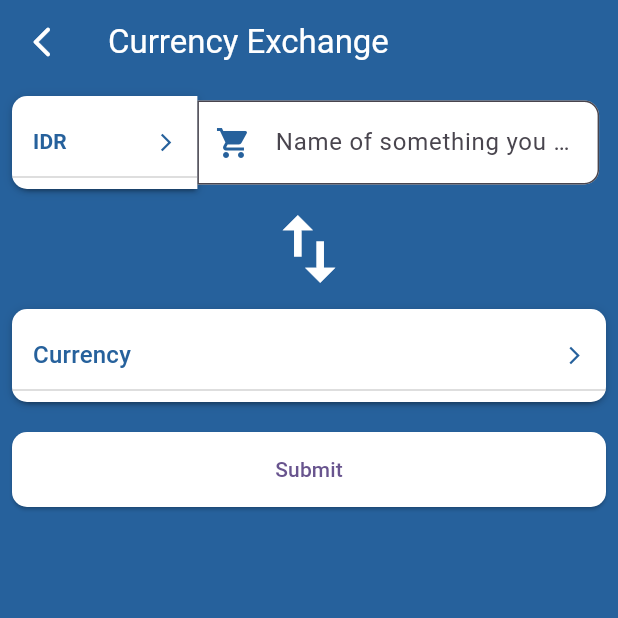
After one commit to michaelis2101/miniproject-Alterra, a Flutter app: the Converter screen opened directly, on a phone screen of 412 x 824 dp, the top half of it. The commit adds this screen. Run offline on Flutter 3.47's test engine with Material 2 defaults, Android fonts, the phone set to English and light mode, and no system bars; drawn by our look-alikes of dropdown_button2; our stand-ins replace cloud_firestore, curved_navigation_bar, dio, firebase_auth, firebase_core, get and 1 more; accounts and stored records are empty.

Commit message:
add: currency converter feature

```diff
--- /dev/null
+++ b/lib/classes/complete_cur.dart
@@ -0,0 +1,165 @@
+class CompleteCurrencies {
+  List<String> currencyStrings = [
+    'AED-UAE Dirham',
+    'AFN-Afghan Afghani',
+    'ALL-Albanian Lek',
+    'AMD-Armenian Dram',
+    'ANG-Netherlands Antillian Guilder',
+    'AOA-Angolan Kwanza',
+    'ARS-Argentine Peso',
+    'AUD-Australian Dollar',
+    'AWG-Aruban Florin',
+    'AZN-Azerbaijani Manat',
+    'BAM-Bosnia and Herzegovina Mark',
+    'BBD-Barbados Dollar',
+    'BDT-Bangladeshi Taka',
+    'BGN-Bulgarian Lev',
+    'BHD-Bahraini Dinar',
+    'BIF-Burundian Franc',
+    'BMD-Bermudian Dollar',
+    'BND-Brunei Dollar',
+    'BOB-Bolivian Boliviano',
+    'BRL-Brazilian Real',
+    'BSD-Bahamian Dollar',
+    'BTN-Bhutanese Ngultrum',
+    'BWP-Botswana Pula',
+    'BYN-Belarusian Ruble',
+    'BZD-Belize Dollar',
+    'CAD-Canadian Dollar',
+    'CDF-Congolese Franc',
+    'CHF-Swiss Franc',
+    'CLP-Chilean Peso',
+    'CNY-Chinese Renminbi',
+    'COP-Colombian Peso',
+    'CRC-Costa Rican Colon',
+    'CUP-Cuban Peso',
+    'CVE-Cape Verdean Escudo',
+    'CZK-Czech Koruna',
+    'DJF-Djiboutian Franc',
+    'DKK-Danish Krone',
+    'DOP-Dominican Peso',
+    'DZD-Algerian Dinar',
+    'EGP-Egyptian Pound',
+    'ERN-Eritrean Nakfa',
+    'ETB-Ethiopian Birr',
+    'EUR-Euro',
+    'FJD-Fiji Dollar',
+    'FKP-Falkland Islands Pound',
+    'FOK-Faroese Króna',
+    'GBP-Pound Sterling',
+    'GEL-Georgian Lari',
+    'GGP-Guernsey Pound',
+    'GHS-Ghanaian Cedi',
+    'GIP-Gibraltar Pound',
+    'GMD-Gambian Dalasi',
+    'GNF-Guinean Franc',
+    'GTQ-Guatemalan Quetzal',
+    'GYD-Guyanese Dollar',
+    'HKD-Hong Kong Dollar',
+    'HNL-Honduran Lempira',
+    'HRK-Croatian Kuna',
+    'HTG-Haitian Gourde',
+    'HUF-Hungarian Forint',
+    'IDR-Indonesian Rupiah',
+    'ILS-Israeli New Shekel',
+    'IMP-Manx Pound',
+    'INR-Indian Rupee',
+    'IQD-Iraqi Dinar',
+    'IRR-Iranian Rial',
+    'ISK-Icelandic Króna',
+    'JEP-Jersey Pound',
+    'JMD-Jamaican Dollar',
+    'JOD-Jordanian Dinar',
+    'JPY-Japanese Yen',
+    'KES-Kenyan Shilling',
+    'KGS-Kyrgyzstani Som',
+    'KHR-Cambodian Riel',
+    'KID-Kiribati Dollar',
+    'KMF-Comorian Franc',
+    'KRW-South Korean Won',
+    'KWD-Kuwaiti Dinar',
+    'KYD-Cayman Islands Dollar',
+    'KZT-Kazakhstani Tenge',
+    'LAK-Lao Kip',
+    'LBP-Lebanese Pound',
+    'LKR-Sri Lanka Rupee',
+    'LRD-Liberian Dollar',
+    'LSL-Lesotho Loti',
+    'LYD-Libyan Dinar',
+    'MAD-Moroccan Dirham',
+    'MDL-Moldovan Leu',
+    'MGA-Malagasy Ariary',
+    'MKD-Macedonian Denar',
+    'MMK-Burmese Kyat',
+    'MNT-Mongolian Tögrög',
+    'MOP-Macanese Pataca',
+    'MRU-Mauritanian Ouguiya',
+    'MUR-Mauritian Rupee',
+    'MVR-Maldivian Rufiyaa',
+    'MWK-Malawian Kwacha',
+    'MXN-Mexican Peso',
+    'MYR-Malaysian Ringgit',
+    'MZN-Mozambican Metical',
+    'NAD-Namibian Dollar',
+    'NGN-Nigerian Naira',
+    'NIO-Nicaraguan Córdoba',
+    'NOK-Norwegian Krone',
+    'NPR-Nepalese Rupee',
+    'NZD-New Zealand Dollar',
+    'OMR-Omani Rial',
+    'PAB-Panamanian Balboa',
+    'PEN-Peruvian Sol',
+    'PGK-Papua New Guinean Kina',
+    'PHP-Philippine Peso',
+    'PKR-Pakistani Rupee',
+    'PLN-Polish Złoty',
+    'PYG-Paraguayan Guaraní',
+    'QAR-Qatari Riyal',
+    'RON-Romanian Leu',
+    'RSD-Serbian Dinar',
+    'RUB-Russian Ruble',
+    'RWF-Rwandan Franc',
+    'SAR-Saudi Riyal',
+    'SBD-Solomon Islands Dollar',
+    'SCR-Seychellois Rupee',
+    'SDG-Sudanese Pound',
+    'SEK-Swedish Krona',
+    'SGD-Singapore Dollar',
+    'SHP-Saint Helena Pound',
+    'SLE-Sierra Leonean Leone',
+    'SOS-Somali Shilling',
+    'SRD-Surinamese Dollar',
+    'SSP-South Sudanese Pound',
+    'STN-São Tomé and Príncipe Dobra',
+    'SYP-Syrian Pound',
+    'SZL-Eswatini Lilangeni',
+    'THB-Thai Baht',
+    'TJS-Tajikistani Somoni',
+    'TMT-Turkmenistan Manat',
+    'TND-Tunisian Dinar',
+    'TOP-Tongan Paʻanga',
+    'TRY-Turkish Lira',
+    'TTD-Trinidad and Tobago Dollar',
+    'TVD-Tuvaluan Dollar',
+    'TWD-New Taiwan Dollar',
+    'TZS-Tanzanian Shilling',
+    'UAH-Ukrainian Hryvnia',
+    'UGX-Ugandan Shilling',
+    'USD-United States Dollar',
+    'UYU-Uruguayan Peso',
+    'UZS-Uzbekistani Som ',
+    'VES-Venezuelan Bolívar Soberano',
+    'VND-Vietnamese Đồng',
+    'VUV-Vanuatu Vatu',
+    'WST-Samoan Tālā',
+    'XAF-Central African CFA Franc',
+    'XCD-East Caribbean Dollar',
+    'XDR-Special Drawing Rights',
+    'XOF-West African CFA franc',
+    'XPF-CFP Franc',
+    'YER-Yemeni Rial',
+    'ZAR-South African Rand',
+    'ZMW-Zambian Kwacha',
+    'ZWL-Zimbabwean Dollar',
+  ];
+}
--- /dev/null
+++ b/lib/classes/list_currency.dart
@@ -0,0 +1,166 @@
+class ListCurrencyCode {
+  List<String> currencyCodes = [
+    "AED",
+    "AFN",
+    "ALL",
+    "AMD",
+    "ANG",
+    "AOA",
+    "ARS",
+    "AUD",
+    "AWG",
+    "AZN",
+    "BAM",
+    "BBD",
+    "BDT",
+    "BGN",
+    "BHD",
+    "BIF",
+    "BMD",
+    "BND",
+    "BOB",
+    "BRL",
+    "BSD",
+    "BTN",
+    "BWP",
+    "BYN",
+    "BZD",
+    "CAD",
+    "CDF",
+    "CHF",
+    "CLP",
+    "CNY",
+    "COP",
+    "CRC",
+    "CUP",
+    "CVE",
+    "CZK",
+    "DJF",
+    "DKK",
+    "DOP",
+    "DZD",
+    "EGP",
+    "ERN",
+    "ETB",
+    "EUR",
+    "FJD",
+    "FKP",
+    "FOK",
+    "GBP",
+    "GEL",
+    "GGP",
+    "GHS",
+    "GIP",
+    "GMD",
+    "GNF",
+    "GTQ",
+    "GYD",
+    "HKD",
+    "HNL",
+    "HRK",
+    "HTG",
+    "HUF",
+    "IDR",
+    "ILS",
+    "IMP",
+    "INR",
+    "IQD",
+    "IRR",
+    "ISK",
+    "JEP",
+    "JMD",
+    "JOD",
+    "JPY",
+    "KES",
+    "KGS",
+    "KHR",
+    "KID",
+    "KMF",
+    "KRW",
+    "KWD",
+    "KYD",
+    "KZT",
+    "LAK",
+    "LBP",
+    "LKR",
+    "LRD",
+    "LSL",
+    "LYD",
+    "MAD",
+    "MDL",
+    "MGA",
+    "MKD",
+    "MMK",
+    "MNT",
+    "MOP",
+    "MRU",
+    "MUR",
+    "MVR",
+    "MWK",
+    "MXN",
+    "MYR",
+    "MZN",
+    "NAD",
+    "NGN",
+    "NIO",
+    "NOK",
+    "NPR",
+    "NZD",
+    "OMR",
+    "PAB",
+    "PEN",
+    "PGK",
+    "PHP",
+    "PKR",
+    "PLN",
+    "PYG",
+    "QAR",
+    "RON",
+    "RSD",
+    "RUB",
+    "RWF",
+    "SAR",
+    "SBD",
+    "SCR",
+    "SDG",
+    "SEK",
+    "SGD",
+    "SHP",
+    "SLE",
+    "SOS",
+    "SRD",
+    "SSP",
+    "STN",
+    "SYP",
+    "SZL",
+    "THB",
+    "TJS",
+    "TMT",
+    "TND",
+    "TOP",
+    "TRY",
+    "TTD",
+    "TVD",
+    "TWD",
+    "TZS",
+    "UAH",
+    "UGX",
+    "USD",
+    "UYU",
+    "UZS",
+    "VES",
+    "VND",
+    "VUV",
+    "WST",
+    "XAF",
+    "XCD",
+    "XDR",
+    "XOF",
+    "XPF",
+    "YER",
+    "ZAR",
+    "ZMW",
+    "ZWL",
+  ];
+
+}
--- /dev/null
+++ b/lib/screens/converter_dart.dart
@@ -0,0 +1,362 @@
+import 'package:appk_flutter/classes/complete_cur.dart';
+import 'package:appk_flutter/classes/list_currency.dart';
+import 'package:dio/dio.dart';
+import 'package:dropdown_button2/dropdown_button2.dart';
+import 'package:flutter/material.dart';
+import 'package:get/get.dart';
+
+class Converter extends StatefulWidget {
+  const Converter({super.key});
+
+  @override
+  State<Converter> createState() => _ConverterState();
+}
+
+class _ConverterState extends State<Converter> {
+  TextEditingController inputCurCont = TextEditingController();
+
+  // final List<String> currencyCodes = ['IDR', 'USD'];
+  ListCurrencyCode listCurCode = ListCurrencyCode();
+  CompleteCurrencies currenciesStrings = CompleteCurrencies();
+  List<String> currencyCodes = [];
+  List<String> currenciesComp = [];
+  String result = '';
+
+  String? selectedCurrency = 'IDR';
+  String? toSelectedCurrency;
+
+  Future<void> fetchCurrency(String selectCur) async {
+    try {
+      final response = await Dio()
+          .get(
+              // "https://v6.exchangerate-api.com/v6/b6cb02bdd75844d509f88dac/pair/USD/IDR/20")
+              "https://v6.exchangerate-api.com/v6/b6cb02bdd75844d509f88dac/pair/${selectedCurrency.toString()}/$selectCur/${inputCurCont.text.toString()}")
+          .then((reposne) {
+        print(reposne.statusCode);
+        print(reposne.data);
+        print(reposne.statusMessage);
+
+        Map<String, dynamic> responseData = reposne.data;
+        if (responseData.containsKey('conversion_result') &&
+            responseData['conversion_result'] is double) {
+          double conversionResult = responseData['conversion_result'];
+          setState(() {
+            result = '$selectCur. ${conversionResult.toString()}';
+          });
+        } else {
+          setState(() {
+            result = 'Conversion rate not available';
+          });
+        }
+
+        print(result);
+      });
+    } catch (e) {
+      print(e);
+    }
+  }
+
+  @override
+  void initState() {
+    // TODO: implement initState
+    super.initState();
+    setState(() {
+      currencyCodes = listCurCode.currencyCodes;
+      currenciesComp = currenciesStrings.currencyStrings;
+    });
+  }
+
+  @override
+  void dispose() {
+    // TODO: implement dispose
+    super.dispose();
+    inputCurCont.dispose();
+  }
+
+  @override
+  Widget build(BuildContext context) {
+    return Scaffold(
+        backgroundColor: const Color(0xff26619C),
+        appBar: AppBar(
+            automaticallyImplyLeading: false,
+            // centerTitle: true,
+            backgroundColor: const Color(0xff26619C),
+            leading: IconButton(
+              onPressed: () {
+                Get.back();
+              },
+              icon: const Icon(
+                Icons.arrow_back_ios_new_rounded,
+                color: Colors.white,
+              ),
+            ),
+            title: const Text(
+              'Currency Exchange',
+              style: TextStyle(color: Colors.white),
+            )),
+        body: SingleChildScrollView(
+          child: Padding(
+            padding: const EdgeInsets.all(8.0),
+            child: Column(
+              children: [
+                Row(
+                  children: [
+                    DropdownButton2<String>(
+                      isExpanded: true,
+                      hint: const Text(
+                        'Currency',
+                        style: TextStyle(color: Color(0xff26619C)),
+                      ),
+                      items: currencyCodes
+                          .map((String item) => DropdownMenuItem<String>(
+                                value: item,
+                                child: Text(
+                                  item,
+                                  style: const TextStyle(
+                                    fontSize: 14,
+                                    fontWeight: FontWeight.bold,
+                                    color: Color(0xff26619C),
+                                  ),
+                                  overflow: TextOverflow.ellipsis,
+                                ),
+                              ))
+                          .toList(),
+                      value: selectedCurrency,
+                      onChanged: (value) {
+                        setState(() {
+                          // selectedDescription = null;
+                          selectedCurrency = value;
+                        });
+                        // print(selectedDescription);
+                      },
+                      buttonStyleData: ButtonStyleData(
+                        width: MediaQuery.of(context).size.width *
+                            0.3, //width items
+                        height: 62,
+                        padding: const EdgeInsets.only(left: 14, right: 14),
+                        decoration: const BoxDecoration(
+                          borderRadius: BorderRadius.only(
+                              topLeft: Radius.circular(10),
+                              bottomLeft: Radius.circular(10)),
+                          // border: Border.all(
+                          //   color: Colors.black26,
+                          // ),
+                          color: Colors.white,
+                        ),
+                        elevation: 2,
+                      ),
+                      iconStyleData: const IconStyleData(
+                        icon: Icon(
+                          Icons.arrow_forward_ios_outlined,
+                        ),
+                        iconSize: 14,
+                        iconEnabledColor: Color(0xff26619C),
+                        iconDisabledColor: Colors.grey,
+                      ),
+                      dropdownStyleData: DropdownStyleData(
+                        // padding: EdgeInsets.only(left: 8.0),
+                        width: MediaQuery.of(context).size.width *
+                            0.3, //width items
+                        decoration: BoxDecoration(
+                          borderRadius: BorderRadius.circular(10),
+                          color: Colors.white,
+                        ),
+                        offset: const Offset(-20, 0),
+                        scrollbarTheme: ScrollbarThemeData(
+                          radius: const Radius.circular(10),
+                          thickness: MaterialStateProperty.all(6),
+                          thumbVisibility: MaterialStateProperty.all(true),
+                        ),
+                      ),
+                      menuItemStyleData: const MenuItemStyleData(
+                        height: 40,
+                        padding: EdgeInsets.only(left: 14, right: 14),
+                      ),
+                    ),
+                    SizedBox(
+                      // width: 258,
+                      width: MediaQuery.of(context).size.width -
+                          MediaQuery.of(context).size.width * 0.35,
+                      child: TextField(
+                        controller: inputCurCont,
+                        decoration: const InputDecoration(
+                          filled: true,
+                          fillColor: Colors.white,
+                          prefixIconColor: Color(0xff26619C),
+                          labelStyle: TextStyle(color: Color(0xff26619C)),
+                          focusedBorder: OutlineInputBorder(
+                              borderSide: BorderSide(
+                                  width: 1.0, color: Color(0xff26619C)),
+                              borderRadius:
+                                  BorderRadius.all(Radius.circular(10))),
+                          focusColor: Color(0xff26619C),
+                          border: OutlineInputBorder(
+                              borderSide: BorderSide(width: 1.0),
+                              borderRadius: BorderRadius.only(
+                                  topRight: Radius.circular(10),
+                                  bottomRight: Radius.circular(10))),
+                          hintText: 'Name of something you buy',
+                          prefixIcon: Icon(Icons.local_grocery_store),
+                        ),
+                      ),
+                    )
+                  ],
+                ),
+                const SizedBox(
+                  height: 10,
+                ),
+                const Icon(
+                  Icons.swap_vert,
+                  color: Colors.white,
+                  size: 60,
+                ),
+                const SizedBox(
+                  height: 10,
+                ),
+                DropdownButton2<String>(
+                  isExpanded: true,
+                  hint: const Text(
+                    'Currency',
+                    style: TextStyle(color: Color(0xff26619C)),
+                  ),
+                  items: currenciesComp
+                      .map((String item) => DropdownMenuItem<String>(
+                            value: item,
+                            child: Text(
+                              item,
+                              style: const TextStyle(
+                                fontSize: 14,
+                                fontWeight: FontWeight.bold,
+                                color: Color(0xff26619C),
+                              ),
+                              overflow: TextOverflow.ellipsis,
+                            ),
+                          ))
+                      .toList(),
+                  value: toSelectedCurrency,
+                  onChanged: (value) {
+                    // List<String?> splitCur = value!.split('-');
+                    // print(splitCur);
+                    // String? codeCur = splitCur[0];
+                    // String? descCur = splitCur[1];
+
+                    setState(() {
+                      toSelectedCurrency = value;
+                    });
+
+                    print(toSelectedCurrency);
+
+                    // print(selectedDescription);
+                  },
+                  buttonStyleData: ButtonStyleData(
+                    width: MediaQuery.of(context).size.width, //width items
+                    height: 62,
+                    padding: const EdgeInsets.only(left: 14, right: 14),
+                    decoration: const BoxDecoration(
+                      borderRadius: BorderRadius.only(
+                          topLeft: Radius.circular(10),
+                          bottomLeft: Radius.circular(10),
+                          bottomRight: Radius.circular(10),
+                          topRight: Radius.circular(10)),
+                      // border: Border.all(
+                      //   color: Colors.black26,
+                      // ),
+                      color: Colors.white,
+                    ),
+                    elevation: 2,
+                  ),
+                  iconStyleData: const IconStyleData(
+                    icon: Icon(
+                      Icons.arrow_forward_ios_outlined,
+                    ),
+                    iconSize: 14,
+                    iconEnabledColor: Color(0xff26619C),
+                    iconDisabledColor: Colors.grey,
+                  ),
+                  dropdownStyleData: DropdownStyleData(
+                    // padding: EdgeInsets.only(left: 8.0),
+                    width: MediaQuery.of(context).size.width, //width items
+                    decoration: BoxDecoration(
+                      borderRadius: BorderRadius.circular(10),
+                      color: Colors.white,
+                    ),
+                    offset: const Offset(-20, 0),
+                    scrollbarTheme: ScrollbarThemeData(
+                      radius: const Radius.circular(10),
+                      thickness: MaterialStateProperty.all(6),
+                      thumbVisibility: MaterialStateProperty.all(true),
+                    ),
+                  ),
+                  menuItemStyleData: const MenuItemStyleData(
+                    height: 40,
+                    padding: EdgeInsets.only(left: 14, right: 14),
+                  ),
+                ),
+                const SizedBox(
+                  height: 10,
+                ),
+                if (result.isNotEmpty)
+                  ClipRRect(
+                    borderRadius: const BorderRadius.all(Radius.circular(10)),
+                    child: Container(
+                      width: MediaQuery.of(context).size.width,
+                      height: 50,
+                      decoration: const BoxDecoration(color: Colors.white),
+                      child: Text(
+                        result.toString(),
+                        style: const TextStyle(
+                            color: Color(0xff26619C), fontSize: 30),
+                        textAlign: TextAlign.center,
+                      ),
+                    ),
+                  ),
+                const SizedBox(
+                  height: 10,
+                ),
+                if (result.isEmpty)
+                  SizedBox(
+                    height: 50,
+                    width: MediaQuery.of(context).size.width,
+                    child: ElevatedButton(
+                        style: ElevatedButton.styleFrom(
+                            shape: const RoundedRectangleBorder(
+                                borderRadius:
+                                    BorderRadius.all(Radius.circular(10))),
+                            backgroundColor: Colors.white),
+                        onPressed: () {
+                          List<String> codeToSelectedCur =
+                              toSelectedCurrency!.split('-');
+
+                          String codeCur = codeToSelectedCur[0];
+                          String descCur = codeToSelectedCur[1];
+
+                          // print(codeCur);
+
+                          fetchCurrency(codeCur);
+                        },
+                        child: const Text('Submit')),
+                  ),
+                if (result.isNotEmpty)
+                  SizedBox(
+                    height: 50,
+                    width: MediaQuery.of(context).size.width,
+                    child: ElevatedButton(
+                        style: ElevatedButton.styleFrom(
+                            shape: const RoundedRectangleBorder(
+                                borderRadius:
+                                    BorderRadius.all(Radius.circular(10))),
+                            backgroundColor: Colors.white),
+                        onPressed: () {
+                          setState(() {
+                            result = '';
+                            inputCurCont.clear();
+                          });
+                        },
+                        child: const Text('Reset')),
+                  ),
+              ],
+            ),
+          ),
+        ));
+  }
+}
--- a/lib/screens/profile.dart
+++ b/lib/screens/profile.dart
@@ -1,4 +1,5 @@
 import 'package:appk_flutter/models/user_model.dart';
+import 'package:appk_flutter/screens/converter_dart.dart';
 import 'package:appk_flutter/screens/wishlist.dart';
 import 'package:firebase_auth/firebase_auth.dart';
 import 'package:flutter/material.dart';
@@ -101,18 +102,20 @@ class _ProfileState extends State<Profile> {
                     BorderSide(width: 1, color: Colors.white.withOpacity(0.5))),
             child: ListTile(
               title: const Text(
-                'News/?',
+                'Currency Converter',
                 style: TextStyle(color: Colors.white),
               ),
               leading: const Icon(
-                Icons.newspaper,
+                Icons.currency_exchange_rounded,
                 color: Colors.white,
               ),
               trailing: const Icon(
                 Icons.arrow_forward_ios_rounded,
                 color: Colors.white,
               ),
-              onTap: () {},
+              onTap: () {
+                Get.to(() => const Converter());
+              },
             ),
           ),
           Container(
--- a/pubspec.yaml
+++ b/pubspec.yaml
@@ -46,6 +46,7 @@ dependencies:
   envied: ^0.3.0+3
   sqflite: ^2.3.0
   path_provider: ^2.1.1
+  dio: ^5.3.3
 
 
 dev_dependencies:
```
Also changed, not shown: pubspec.lock.
